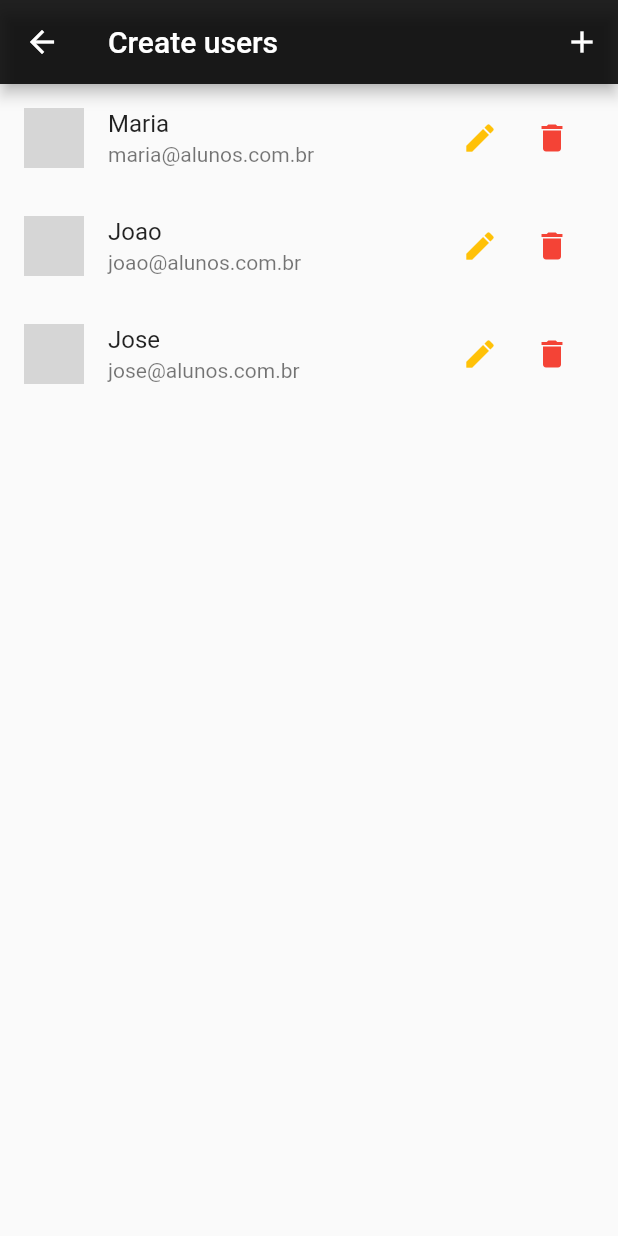
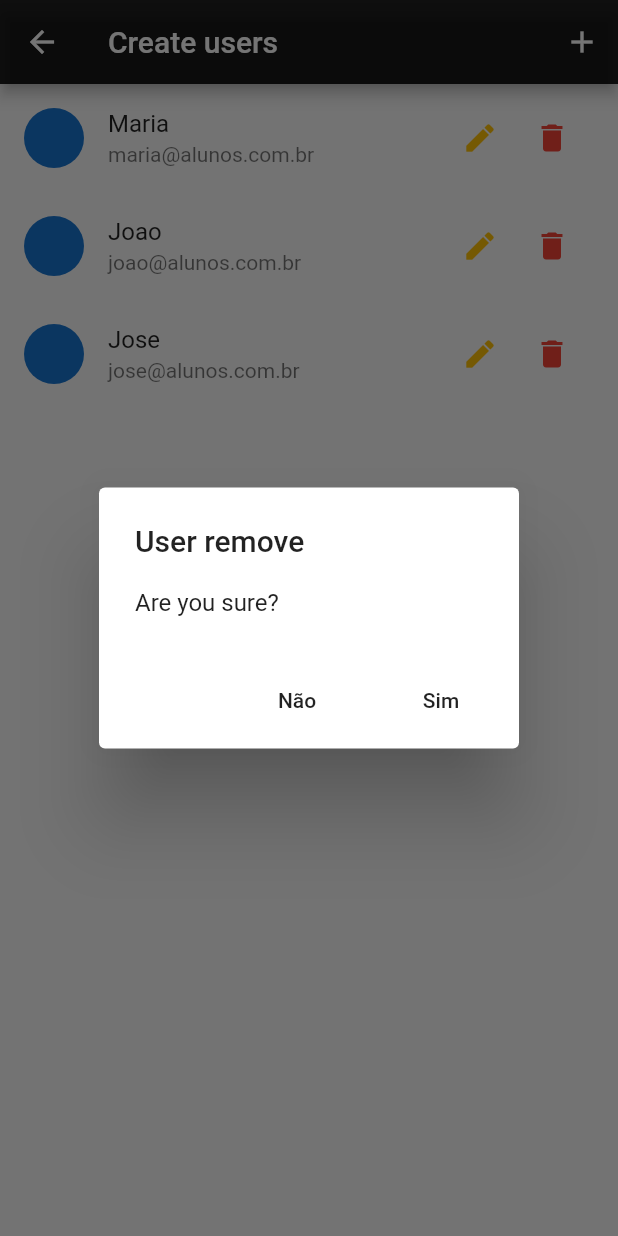
Before and after one commit to FelipeSousaRocha/Criar_usuarios, a Flutter app: the screen it shows after launch, after a tap on the "delete" icon, on a phone screen of 412 x 824 dp. Run offline on Flutter 3.47's test engine with Material 2 defaults, Android fonts, the phone set to English and light mode, and no system bars; network calls fail; grey boxes are pictures that could not be loaded.

```diff
--- a/lib/components/user_tite.dart
+++ b/lib/components/user_tite.dart
@@ -1,6 +1,8 @@
 import 'package:flutter/material.dart';
 import 'package:fluttercrud/models/user.dart';
+import 'package:provider/provider.dart';
 
+import '../provider/users.dart';
 import '../routes/app_routes.dart';
 
 class UserTile extends StatelessWidget {
@@ -11,7 +13,8 @@ class UserTile extends StatelessWidget {
   @override
   Widget build(BuildContext context) {
     //Se nao tiver fica vazio
-    final avatar = user.avatarUrl == null || user.avatarUrl.isEmpty ? CircleAvatar(child: Icon(Icons.person)) : CircleAvatar(backgroundImage: NetworkImage(user.avatarUrl));
+    // ignore: unnecessary_null_comparison
+    final avatar = user.avatarUrl == null || user.avatarUrl.isEmpty ? const CircleAvatar(child: Icon(Icons.person)) : CircleAvatar(backgroundImage: NetworkImage(user.avatarUrl));
 
     return ListTile(
         leading: avatar,
@@ -36,7 +39,30 @@ class UserTile extends StatelessWidget {
               IconButton(
                 icon: const Icon(Icons.delete),
                 color: Colors.red,
-                onPressed: () {},
+                onPressed: () {
+                  showDialog(
+                    context: context,
+                    builder: (ctx) => AlertDialog(
+                      title: Text('User remove'),
+                      content: Text('Are you sure?'),
+                      actions: <Widget>[
+                        FlatButton(
+                          child: Text('Não'),
+                          onPressed: () {
+                            Navigator.of(context).pop;
+                          },
+                        ),
+                        FlatButton(
+                          child: Text('Sim'),
+                          onPressed: () {
+                            Provider.of<Users>(context, listen: false).remove(user);
+                            Navigator.of(context).pop;
+                          },
+                        ),
+                      ],
+                    ),
+                  );
+                },
               ),
             ],
           ),
--- a/lib/main.dart
+++ b/lib/main.dart
@@ -23,7 +23,7 @@ class MyApp extends StatelessWidget {
         theme: ThemeData(visualDensity: VisualDensity.adaptivePlatformDensity),
         routes: {
           AppRoutes.HOME: (_) => const Splash(),
-          AppRoutes.USER_FORM: (_) => UserForm(),
+          AppRoutes.USER_FORM: (_) => const UserForm(),
         },
       ),
     );
```
Also changed, not shown: 1 other file.
